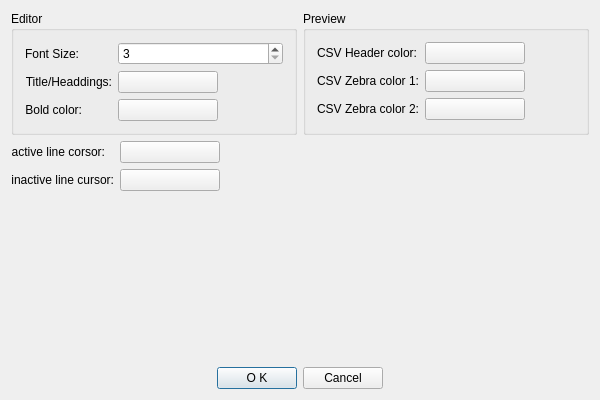
Before: the Qt Designer form viMarkdown/viMarkdown/SettingsDialog.ui in shigmas/viMarkdown, drawn with Qt 5.
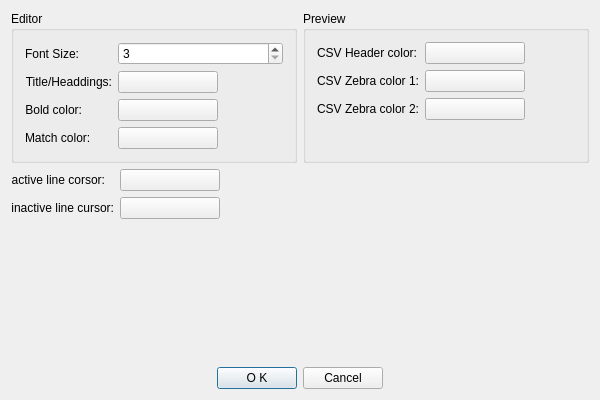
After: the same form once the commit is applied.

Diff of the .ui file:
```diff
--- a/viMarkdown/viMarkdown/SettingsDialog.ui
+++ b/viMarkdown/viMarkdown/SettingsDialog.ui
@@ -90,6 +90,26 @@
             </property>
            </widget>
           </item>
+          <item row="3" column="0">
+           <widget class="QLabel" name="label_9">
+            <property name="text">
+             <string>Match color:</string>
+            </property>
+           </widget>
+          </item>
+          <item row="3" column="1">
+           <widget class="QPushButton" name="matchColorPB">
+            <property name="maximumSize">
+             <size>
+              <width>100</width>
+              <height>16777215</height>
+             </size>
+            </property>
+            <property name="text">
+             <string/>
+            </property>
+           </widget>
+          </item>
          </layout>
         </widget>
        </item>
```
